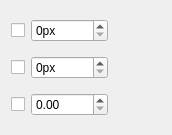
This is krita/ui/forms/wdgrectangleconstraints.ui in KDE/krita as Qt 5 draws it before an edit. The edited form follows.
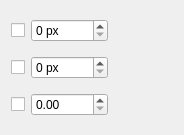
This is the edited form.

What changed in the file:
```diff
--- a/krita/ui/forms/wdgrectangleconstraints.ui
+++ b/krita/ui/forms/wdgrectangleconstraints.ui
@@ -6,7 +6,7 @@
    <rect>
     <x>0</x>
     <y>0</y>
-    <width>172</width>
+    <width>184</width>
     <height>135</height>
    </rect>
   </property>
@@ -36,7 +36,7 @@
       <string>Width</string>
      </property>
      <property name="suffix">
-      <string>px</string>
+      <string> px</string>
      </property>
      <property name="maximum">
       <number>99999</number>
@@ -62,7 +62,7 @@
       <string>Height</string>
      </property>
      <property name="suffix">
-      <string>px</string>
+      <string> px</string>
      </property>
      <property name="maximum">
       <number>99999</number>
```
